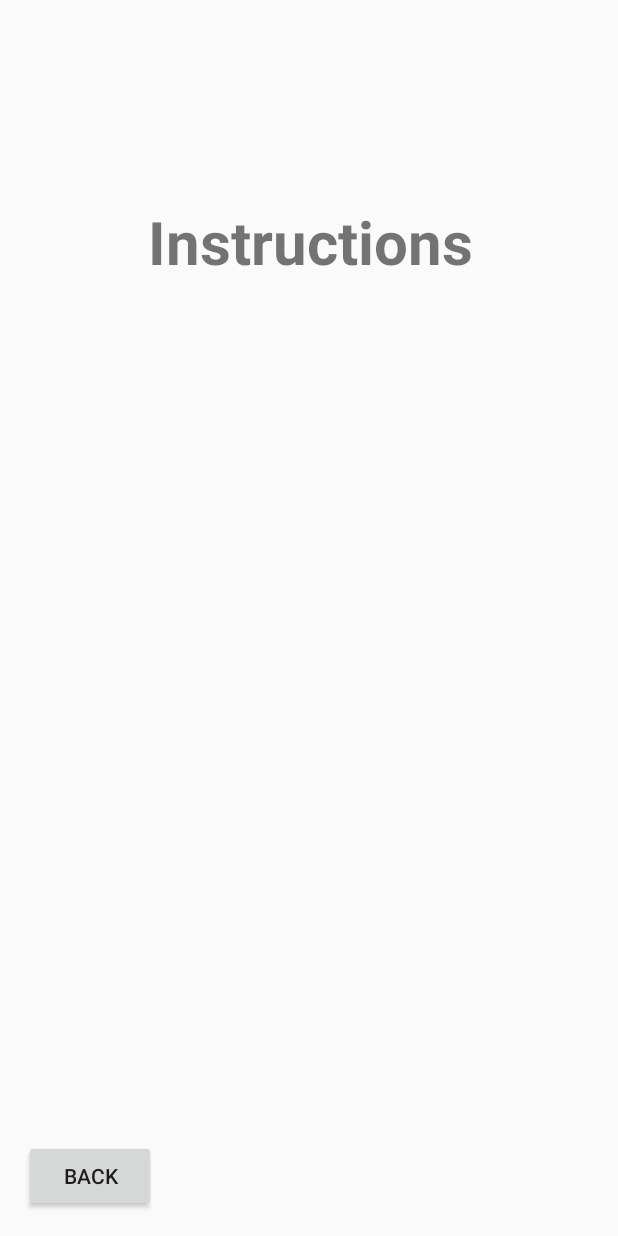
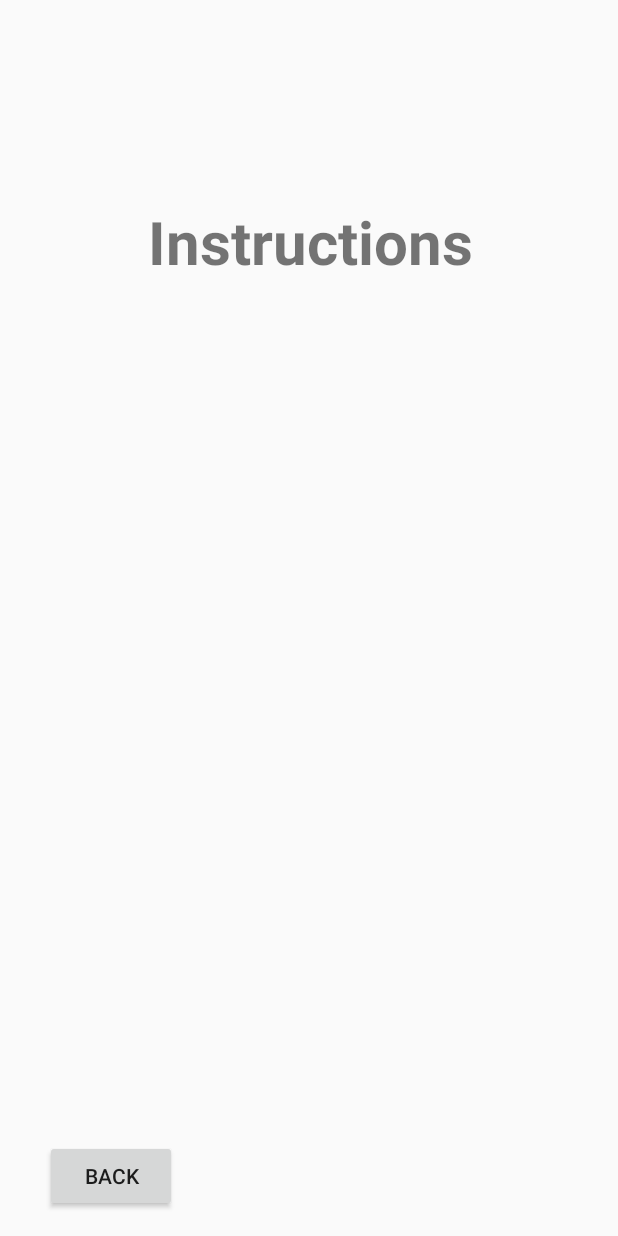
Before and after one commit to tejas-polakam/CS125Project, an Android app: the InstructionsActivity screen opened directly, with no data from a screen before it, on a phone screen of 412 x 824 dp. Run offline under Robolectric (Android 15) with nearby library versions, the phone set to English and light mode, and no system bars.

Commit message:
finished constraining all boxes

```diff
--- a/app/src/main/res/layout/activity_instructions.xml
+++ b/app/src/main/res/layout/activity_instructions.xml
@@ -28,9 +28,11 @@
         android:layout_width="wrap_content"
         android:layout_height="wrap_content"
         android:layout_marginStart="16dp"
+        android:layout_marginEnd="280dp"
         android:layout_marginBottom="16dp"
         android:text="Back"
         app:layout_constraintBottom_toBottomOf="parent"
+        app:layout_constraintEnd_toEndOf="parent"
         app:layout_constraintStart_toStartOf="parent" />
 
 </android.support.constraint.ConstraintLayout>
```
